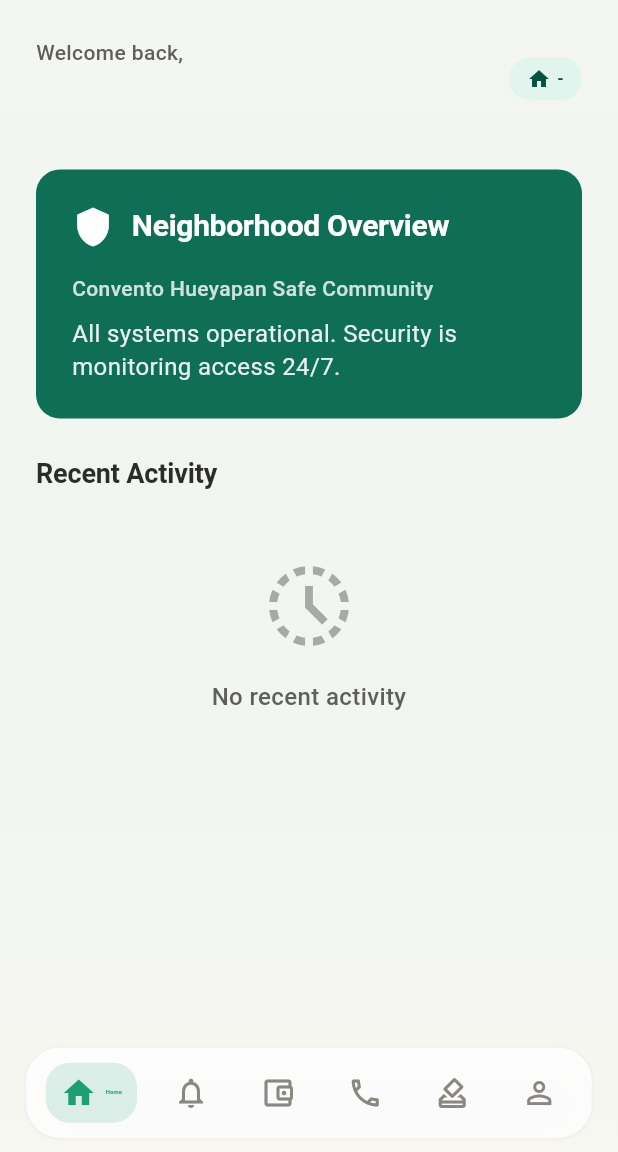
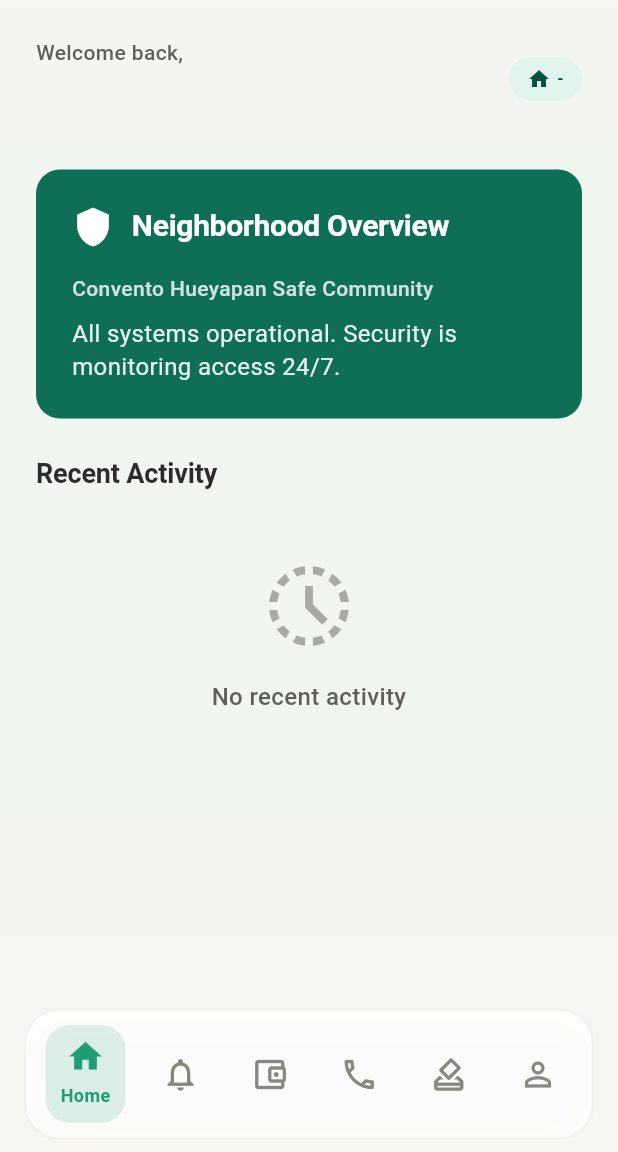
Before and after one commit to VladoDev/hueyappanv1, a Flutter app: the screen it shows once a user with an empty profile is signed in, on a phone screen of 412 x 824 dp, the part 84-1236 px from its top. Run offline on Flutter 3.47's test engine with Material 3 defaults, Android fonts, the phone set to English and light mode, and no system bars; our stand-ins replace audioplayers, cloud_firestore, firebase_analytics, firebase_auth, firebase_core, firebase_crashlytics and 8 more; missing offline and left inert: encrypt, flutter_recaptcha_v2_compat, screenshot_callback; accounts and stored records are empty; generated files the repository leaves out were written again.

Commit message:
Bottom nav bar titles

```diff
--- a/lib/src/features/authentication/presentation/screens/main_shell_screen.dart
+++ b/lib/src/features/authentication/presentation/screens/main_shell_screen.dart
@@ -352,29 +352,28 @@ class _MainShellScreenState extends ConsumerState<MainShellScreen> {
                                     : Colors.transparent,
                                 borderRadius: BorderRadius.circular(16),
                               ),
-                              child: Row(
+                              child: Column(
                                 mainAxisSize: MainAxisSize.min,
+                                mainAxisAlignment: MainAxisAlignment.center,
                                 children: [
                                   Icon(
                                     isSelected ? item.selectedIcon : item.icon,
                                     color: isSelected
                                         ? vc.primaryDefault
                                         : vc.navUnselected,
-                                    size: 24,
+                                    size: 26, // Ligeramente más grande para compensar
                                   ),
                                   if (isSelected) ...[
-                                    const SizedBox(width: 6),
-                                    Flexible(
-                                      child: FittedBox(
-                                        fit: BoxFit.scaleDown,
-                                        child: Text(
+                                    const SizedBox(height: 4),
+                                    Text(
                                       item.label,
+                                      maxLines: 1,
+                                      overflow: TextOverflow.visible,
                                       style: VecinalTextStyles.labelMedium
                                           .copyWith(
                                             color: vc.primaryDefault,
                                             fontWeight: FontWeight.bold,
-                                              ),
-                                        ),
+                                            fontSize: 12, // Tamaño fijo
                                           ),
                                     ),
                                   ],
```
Also changed, not shown: 1 other file. Lines whose indentation alone changed are shown as unchanged.
